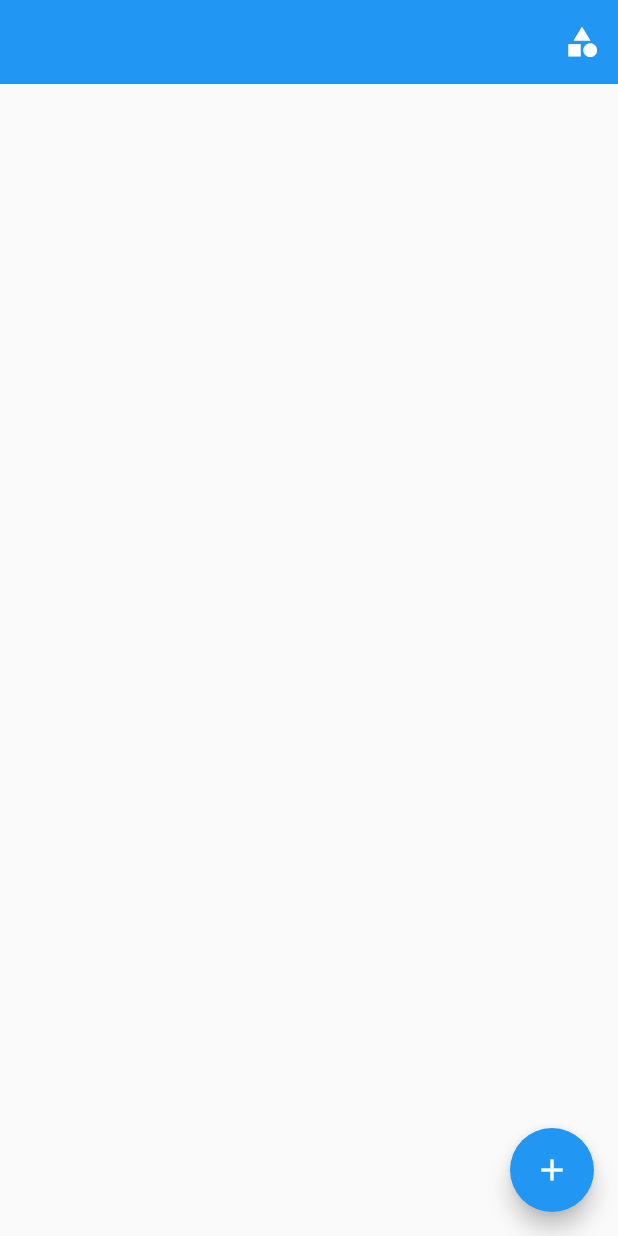
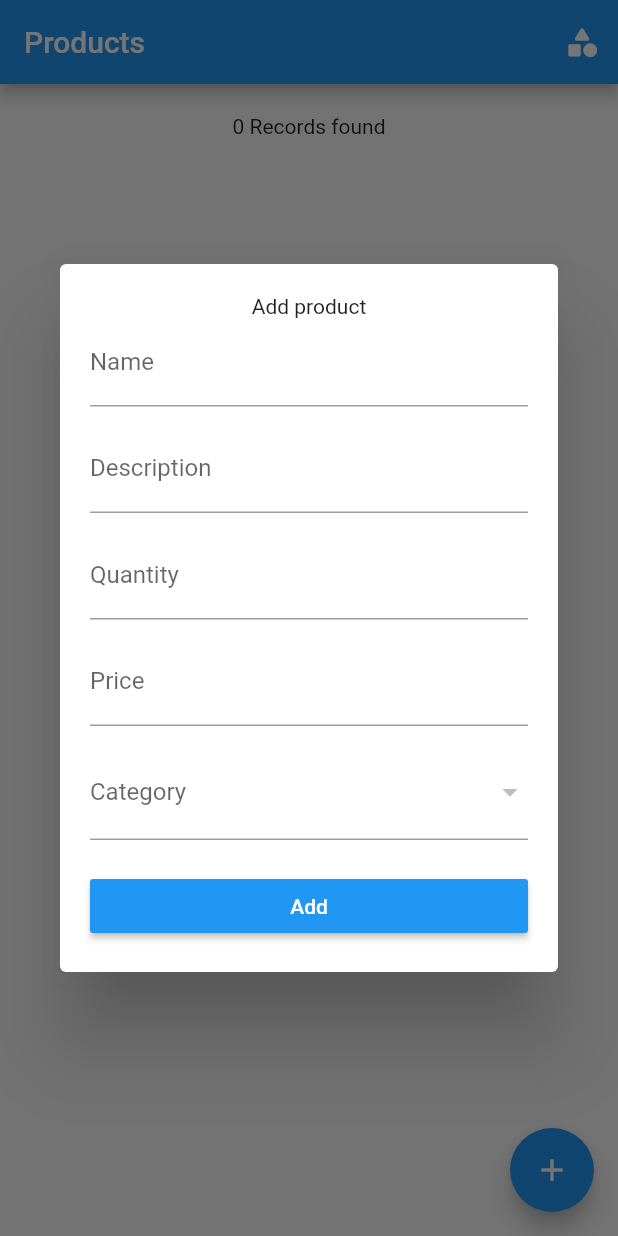
Before and after one commit to rodrigorafaeldamaceno/moor_example, a Flutter app: the screen it shows after launch, after a tap on the "add" icon, on a phone screen of 412 x 824 dp. Run offline on Flutter 3.47's test engine with Material 2 defaults, Android fonts, the phone set to English and light mode, and no system bars; our stand-ins replace mobx, moor, moor_flutter; generated files the repository leaves out were written again.

Commit message:
created products page

```diff
--- a/lib/db/dao/products/product_dao.dart
+++ b/lib/db/dao/products/product_dao.dart
@@ -6,4 +6,20 @@ part 'product_dao.g.dart';
 @UseDao(tables: [Products, Categories])
 class ProductDAO extends DatabaseAccessor<MyDatabase> with _$ProductDAOMixin {
   ProductDAO(MyDatabase db) : super(db);
+
+  Stream<List<Product>> find() {
+    return (select(products).watch());
+  }
+
+  Future addProduct(Product product) {
+    return into(products).insert(product);
+  }
+
+  Future updateProduct(Product product) {
+    return update(products).replace(product);
+  }
+
+  Future removeProduct(int id) {
+    return (delete(products)..where((product) => product.id.equals(id))).go();
+  }
 }
--- a/lib/db/database.dart
+++ b/lib/db/database.dart
@@ -44,8 +44,8 @@ class MyDatabase extends _$MyDatabase {
     categoryDAO = CategoryDAO(this);
   }
 
+  CategoryDAO categoryDAO;
   ProductDAO productDAO;
-  CategoryDAO categoryDAO;
 
   // you should bump this number whenever you change or add a table definition. Migrations
   // are covered later in this readme.
--- a/lib/main.dart
+++ b/lib/main.dart
@@ -1,5 +1,5 @@
 import 'package:flutter/material.dart';
-import 'package:moor_example/pages/home/home_page.dart';
+import 'package:moor_example/pages/product/product_page.dart';
 
 void main() {
   runApp(MyApp());
@@ -15,7 +15,7 @@ class MyApp extends StatelessWidget {
         primarySwatch: Colors.blue,
         visualDensity: VisualDensity.adaptivePlatformDensity,
       ),
-      home: HomePage(),
+      home: ProductPage(),
     );
   }
 }
--- a/lib/pages/home/home_page.dart
+++ /dev/null
@@ -1,44 +0,0 @@
-import 'package:flutter/material.dart';
-import 'package:moor_example/db/database.dart';
-import 'package:moor_example/pages/category/category_page.dart';
-
-class HomePage extends StatefulWidget {
-  @override
-  _HomePageState createState() => _HomePageState();
-}
-
-class _HomePageState extends State<HomePage> {
-  @override
-  Widget build(BuildContext context) {
-    return Scaffold(
-      appBar: AppBar(
-        elevation: 0,
-        actions: [
-          IconButton(
-            icon: Icon(Icons.category),
-            onPressed: () {
-              Navigator.push(
-                context,
-                MaterialPageRoute(
-                  builder: (context) {
-                    return CategoryPage();
-                  },
-                ),
-              );
-            },
-          )
-        ],
-      ),
-      floatingActionButton: FloatingActionButton(
-        onPressed: () {},
-        child: Icon(Icons.add),
-      ),
-      body: ListView.builder(
-        itemCount: 10,
-        itemBuilder: (BuildContext context, int index) {
-          return Card();
-        },
-      ),
-    );
-  }
-}
--- /dev/null
+++ b/lib/pages/product/product_page.dart
@@ -0,0 +1,207 @@
+import 'package:flutter/material.dart';
+import 'package:moor_example/db/database.dart';
+import 'package:moor_example/pages/category/category_page.dart';
+import 'package:moor_example/stores/products/products_store.dart';
+
+class ProductPage extends StatefulWidget {
+  @override
+  _ProductPageState createState() => _ProductPageState();
+}
+
+class _ProductPageState extends State<ProductPage> {
+  final _controller = ProductsStore();
+  final _formKey = GlobalKey<FormState>();
+
+  _addProduct() {
+    _controller.nameController.clear();
+    _controller.descriptionController.clear();
+    _controller.qtdController.clear();
+    _controller.priceController.clear();
+    _controller.selectedCategory = null;
+
+    showDialog(
+      context: context,
+      builder: (context) {
+        return Dialog(
+          child: Container(
+            margin: EdgeInsets.all(20),
+            child: Form(
+              key: _formKey,
+              child: ListView(
+                shrinkWrap: true,
+                children: <Widget>[
+                  Text(
+                    'Add product',
+                    textAlign: TextAlign.center,
+                  ),
+                  TextFormField(
+                    controller: _controller.nameController,
+                    decoration: InputDecoration(labelText: 'Name'),
+                    validator: (value) {
+                      if (value.isEmpty) return 'Required field';
+
+                      return null;
+                    },
+                  ),
+                  SizedBox(
+                    height: 12,
+                  ),
+                  TextFormField(
+                    controller: _controller.descriptionController,
+                    decoration: InputDecoration(labelText: 'Description'),
+                    validator: (value) {
+                      if (value.isEmpty) return 'Required field';
+
+                      return null;
+                    },
+                  ),
+                  SizedBox(
+                    height: 12,
+                  ),
+                  TextFormField(
+                    controller: _controller.qtdController,
+                    keyboardType: TextInputType.number,
+                    decoration: InputDecoration(labelText: 'Quantity'),
+                    validator: (value) {
+                      if (value.isEmpty) return 'Required field';
+
+                      return null;
+                    },
+                  ),
+                  SizedBox(
+                    height: 12,
+                  ),
+                  TextFormField(
+                    controller: _controller.priceController,
+                    keyboardType:
+                        TextInputType.numberWithOptions(decimal: true),
+                    decoration: InputDecoration(labelText: 'Price'),
+                    validator: (value) {
+                      if (value.isEmpty) return 'Required field';
+
+                      return null;
+                    },
+                  ),
+                  SizedBox(
+                    height: 12,
+                  ),
+                  StreamBuilder(
+                    stream: _controller.findCategories(),
+                    initialData: List<Category>(),
+                    builder: (BuildContext context,
+                        AsyncSnapshot<List<Category>> snapshot) {
+                      if (!snapshot.hasData) return Container();
+
+                      return DropdownButtonFormField<Category>(
+                        value: _controller.selectedCategory,
+                        validator: (value) {
+                          if (value == null) return 'Required field';
+
+                          return null;
+                        },
+                        items: snapshot.data
+                            .map<DropdownMenuItem<Category>>(
+                              (e) => DropdownMenuItem<Category>(
+                                value: e,
+                                child: Text(e.name),
+                              ),
+                            )
+                            .toList(),
+                        onTap: () {
+                          FocusScope.of(context).requestFocus(FocusNode());
+                        },
+                        onChanged: (value) {
+                          _controller.selectedCategory = value;
+                        },
+                        decoration: InputDecoration(
+                          labelText: 'Category',
+                        ),
+                      );
+                    },
+                  ),
+                  SizedBox(
+                    height: 20,
+                  ),
+                  RaisedButton(
+                    color: Colors.blue,
+                    colorBrightness: Brightness.dark,
+                    child: Text('Add'),
+                    onPressed: () async {
+                      if (!_formKey.currentState.validate()) return null;
+
+                      await _controller.addProduct();
+
+                      Navigator.pop(context);
+                    },
+                  )
+                ],
+              ),
+            ),
+          ),
+        );
+      },
+    );
+  }
+
+  @override
+  Widget build(BuildContext context) {
+    return Scaffold(
+      appBar: AppBar(
+        title: Text('Products'),
+        actions: [
+          IconButton(
+            icon: Icon(
+              Icons.category_rounded,
+              color: Colors.white,
+            ),
+            onPressed: () {
+              Navigator.push(
+                context,
+                MaterialPageRoute(
+                  builder: (context) => CategoryPage(),
+                ),
+              );
+            },
+          )
+        ],
+      ),
+      floatingActionButton: FloatingActionButton(
+        child: Icon(Icons.add),
+        onPressed: _addProduct,
+      ),
+      body: StreamBuilder<List<Product>>(
+        stream: _controller.find(),
+        initialData: List<Product>(),
+        builder: (BuildContext context, AsyncSnapshot<List<Product>> snapshot) {
+          return !snapshot.hasData
+              ? Container()
+              : Container(
+                  padding: EdgeInsets.only(top: 20),
+                  child: Column(
+                    children: [
+                      Text('${snapshot.data.length} Records found'),
+                      ListView.builder(
+                        shrinkWrap: true,
+                        itemCount: snapshot.data.length,
+                        itemBuilder: (BuildContext context, int index) {
+                          return ListTile(
+                            title: Text(snapshot.data[index].name),
+                            trailing: IconButton(
+                              icon: Icon(Icons.delete, color: Colors.red),
+                              onPressed: () async {
+                                await _controller.removeProduct(
+                                  snapshot.data[index].id,
+                                );
+                              },
+                            ),
+                          );
+                        },
+                      ),
+                    ],
+                  ),
+                );
+        },
+      ),
+    );
+  }
+}
--- a/lib/stores/products/products_store.dart
+++ b/lib/stores/products/products_store.dart
@@ -1,6 +1,47 @@
+import 'package:flutter/material.dart';
 import 'package:mobx/mobx.dart';
+import 'package:moor_example/db/database.dart';
+import 'package:moor_example/stores/category/category_store.dart';
 part 'products_store.g.dart';
 
 class ProductsStore = _ProductsStoreBase with _$ProductsStore;
 
-abstract class _ProductsStoreBase with Store {}
+abstract class _ProductsStoreBase with Store {
+  final descriptionController = TextEditingController();
+  final nameController = TextEditingController();
+  final priceController = TextEditingController();
+  final qtdController = TextEditingController();
+  Category selectedCategory;
+
+  final _categoryController = CategoryStore();
+  final _dao = MyDatabase.instance.productDAO;
+
+  Stream<List<Product>> find() {
+    return _dao.find();
+  }
+
+  Future addProduct() async {
+    final product = Product(
+      id: null,
+      name: nameController.text,
+      description: descriptionController.text,
+      qtd: int.parse(qtdController.text),
+      price: double.parse(priceController.text),
+      idCategory: selectedCategory.id,
+    );
+
+    return _dao.addProduct(product);
+  }
+
+  Future updateProduct(Product product) {
+    return _dao.updateProduct(product);
+  }
+
+  Future removeProduct(int id) {
+    return _dao.removeProduct(id);
+  }
+
+  Stream<List<Category>> findCategories() {
+    return _categoryController.find();
+  }
+}
```
Also changed, not shown: lib/pages/category/category_page.dart (+8 -9 lines).
